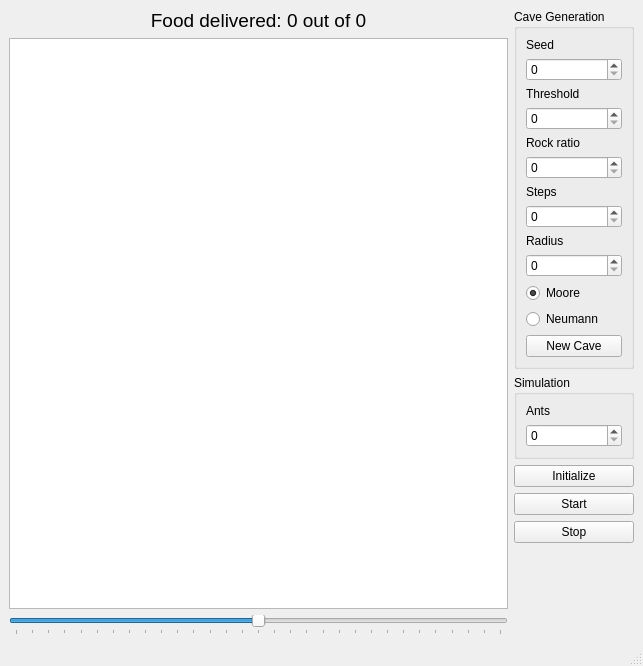
The window that main_window.ui (Nargaruga/Ant-Simulator) describes before a commit, drawn with Qt 5.
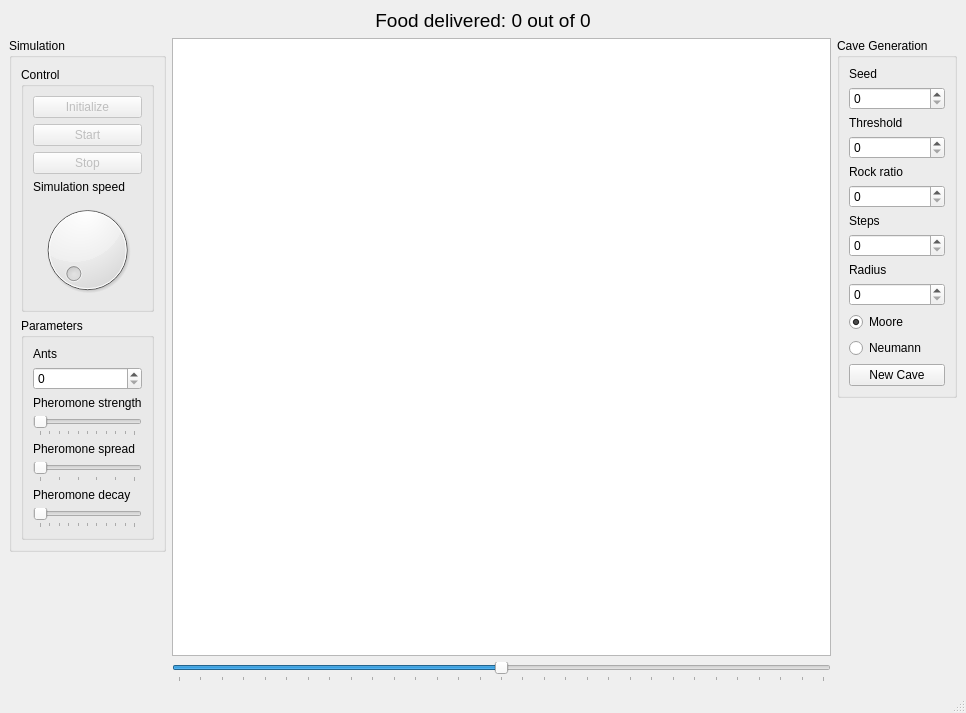
The same window after the commit.

Patch:
```diff
--- a/main_window.ui
+++ b/main_window.ui
@@ -6,19 +6,17 @@
    <rect>
     <x>0</x>
     <y>0</y>
-    <width>643</width>
-    <height>666</height>
+    <width>966</width>
+    <height>713</height>
    </rect>
   </property>
   <property name="windowTitle">
    <string>MainWindow</string>
   </property>
   <widget class="QWidget" name="centralwidget">
-   <layout class="QVBoxLayout" name="verticalLayout_2">
+   <layout class="QVBoxLayout" name="verticalLayout">
     <item>
-     <layout class="QHBoxLayout" name="top">
-      <item>
-       <layout class="QVBoxLayout" name="topLeft">
+     <layout class="QVBoxLayout" name="topV">
         <item>
          <widget class="QLabel" name="foodCountLbl">
           <property name="font">
@@ -35,6 +33,198 @@
          </widget>
         </item>
         <item>
+       <layout class="QHBoxLayout" name="topH">
+        <item>
+         <layout class="QVBoxLayout" name="sim">
+          <item>
+           <widget class="QGroupBox" name="simBox">
+            <property name="sizePolicy">
+             <sizepolicy hsizetype="Minimum" vsizetype="Preferred">
+              <horstretch>0</horstretch>
+              <verstretch>0</verstretch>
+             </sizepolicy>
+            </property>
+            <property name="title">
+             <string>Simulation</string>
+            </property>
+            <layout class="QVBoxLayout" name="verticalLayout_3">
+             <item>
+              <widget class="QGroupBox" name="simCtrlBox">
+               <property name="title">
+                <string>Control</string>
+               </property>
+               <layout class="QVBoxLayout" name="verticalLayout_4">
+                <item>
+                 <widget class="QPushButton" name="initSimBtn">
+                  <property name="enabled">
+                   <bool>false</bool>
+                  </property>
+                  <property name="text">
+                   <string>Initialize</string>
+                  </property>
+                  <property name="flat">
+                   <bool>false</bool>
+                  </property>
+                 </widget>
+                </item>
+                <item>
+                 <widget class="QPushButton" name="startSimBtn">
+                  <property name="enabled">
+                   <bool>false</bool>
+                  </property>
+                  <property name="text">
+                   <string>Start</string>
+                  </property>
+                 </widget>
+                </item>
+                <item>
+                 <widget class="QPushButton" name="stopSimBtn">
+                  <property name="enabled">
+                   <bool>false</bool>
+                  </property>
+                  <property name="text">
+                   <string>Stop</string>
+                  </property>
+                 </widget>
+                </item>
+                <item>
+                 <widget class="QLabel" name="label">
+                  <property name="text">
+                   <string>Simulation speed</string>
+                  </property>
+                 </widget>
+                </item>
+                <item>
+                 <widget class="QDial" name="speedDial">
+                  <property name="minimum">
+                   <number>1</number>
+                  </property>
+                  <property name="maximum">
+                   <number>10</number>
+                  </property>
+                 </widget>
+                </item>
+               </layout>
+              </widget>
+             </item>
+             <item>
+              <widget class="QGroupBox" name="simParamBox">
+               <property name="title">
+                <string>Parameters</string>
+               </property>
+               <layout class="QVBoxLayout" name="verticalLayout_5">
+                <item>
+                 <widget class="QLabel" name="antsLbl">
+                  <property name="text">
+                   <string>Ants</string>
+                  </property>
+                 </widget>
+                </item>
+                <item>
+                 <widget class="QSpinBox" name="antsSB"/>
+                </item>
+                <item>
+                 <widget class="QLabel" name="phStrengthLbl">
+                  <property name="text">
+                   <string>Pheromone strength</string>
+                  </property>
+                 </widget>
+                </item>
+                <item>
+                 <widget class="QSlider" name="phStrengthSl">
+                  <property name="sizePolicy">
+                   <sizepolicy hsizetype="Minimum" vsizetype="Fixed">
+                    <horstretch>0</horstretch>
+                    <verstretch>0</verstretch>
+                   </sizepolicy>
+                  </property>
+                  <property name="maximum">
+                   <number>100</number>
+                  </property>
+                  <property name="orientation">
+                   <enum>Qt::Horizontal</enum>
+                  </property>
+                  <property name="tickPosition">
+                   <enum>QSlider::TicksBelow</enum>
+                  </property>
+                 </widget>
+                </item>
+                <item>
+                 <widget class="QLabel" name="phSpreadLbl">
+                  <property name="text">
+                   <string>Pheromone spread</string>
+                  </property>
+                 </widget>
+                </item>
+                <item>
+                 <widget class="QSlider" name="phSpreadSl">
+                  <property name="sizePolicy">
+                   <sizepolicy hsizetype="Minimum" vsizetype="Fixed">
+                    <horstretch>0</horstretch>
+                    <verstretch>0</verstretch>
+                   </sizepolicy>
+                  </property>
+                  <property name="maximum">
+                   <number>5</number>
+                  </property>
+                  <property name="orientation">
+                   <enum>Qt::Horizontal</enum>
+                  </property>
+                  <property name="tickPosition">
+                   <enum>QSlider::TicksBelow</enum>
+                  </property>
+                 </widget>
+                </item>
+                <item>
+                 <widget class="QLabel" name="phDecayLbl">
+                  <property name="text">
+                   <string>Pheromone decay</string>
+                  </property>
+                 </widget>
+                </item>
+                <item>
+                 <widget class="QSlider" name="phDecaySl">
+                  <property name="sizePolicy">
+                   <sizepolicy hsizetype="Minimum" vsizetype="Fixed">
+                    <horstretch>0</horstretch>
+                    <verstretch>0</verstretch>
+                   </sizepolicy>
+                  </property>
+                  <property name="maximum">
+                   <number>100</number>
+                  </property>
+                  <property name="orientation">
+                   <enum>Qt::Horizontal</enum>
+                  </property>
+                  <property name="tickPosition">
+                   <enum>QSlider::TicksBelow</enum>
+                  </property>
+                 </widget>
+                </item>
+               </layout>
+              </widget>
+             </item>
+            </layout>
+           </widget>
+          </item>
+          <item>
+           <spacer name="verticalSpacer_2">
+            <property name="orientation">
+             <enum>Qt::Vertical</enum>
+            </property>
+            <property name="sizeHint" stdset="0">
+             <size>
+              <width>20</width>
+              <height>40</height>
+             </size>
+            </property>
+           </spacer>
+          </item>
+         </layout>
+        </item>
+        <item>
+         <layout class="QVBoxLayout" name="scene">
+          <item>
          <widget class="QGraphicsView" name="graphicsView">
           <property name="sizePolicy">
            <sizepolicy hsizetype="Expanding" vsizetype="Expanding">
@@ -42,10 +232,11 @@
             <verstretch>0</verstretch>
            </sizepolicy>
           </property>
-         </widget>
-        </item>
-        <item>
-         <layout class="QHBoxLayout" name="zoomControl">
+            <property name="dragMode">
+             <enum>QGraphicsView::ScrollHandDrag</enum>
+            </property>
+           </widget>
+          </item>
           <item>
            <widget class="QSlider" name="zoomSlider">
             <property name="minimum">
@@ -67,18 +258,14 @@
           </item>
          </layout>
         </item>
-       </layout>
-      </item>
       <item>
-       <layout class="QVBoxLayout" name="topRight">
+         <layout class="QVBoxLayout" name="gen">
         <item>
          <widget class="QGroupBox" name="caveBox">
           <property name="title">
            <string>Cave Generation</string>
           </property>
-          <layout class="QVBoxLayout" name="verticalLayout_3">
-           <item>
-            <layout class="QVBoxLayout" name="genControl">
+            <layout class="QVBoxLayout" name="verticalLayout_2">
              <item>
               <widget class="QLabel" name="seedLbl">
                <property name="text">
@@ -129,8 +316,6 @@
              <item>
               <widget class="QSpinBox" name="radiusSB"/>
              </item>
-            </layout>
-           </item>
            <item>
             <widget class="QRadioButton" name="mooreRad">
              <property name="text">
@@ -158,54 +343,6 @@
           </layout>
          </widget>
         </item>
-        <item>
-         <widget class="QGroupBox" name="simBox">
-          <property name="title">
-           <string>Simulation</string>
-          </property>
-          <layout class="QVBoxLayout" name="verticalLayout_7">
-           <item>
-            <layout class="QVBoxLayout" name="antControl">
-             <item>
-              <widget class="QLabel" name="antsLbl">
-               <property name="text">
-                <string>Ants</string>
-               </property>
-              </widget>
-             </item>
-             <item>
-              <widget class="QSpinBox" name="antsSB"/>
-             </item>
-            </layout>
-           </item>
-          </layout>
-         </widget>
-        </item>
-        <item>
-         <layout class="QVBoxLayout" name="verticalLayout_4">
-          <item>
-           <widget class="QPushButton" name="initSimBtn">
-            <property name="text">
-             <string>Initialize</string>
-            </property>
-           </widget>
-          </item>
-          <item>
-           <widget class="QPushButton" name="startSimBtn">
-            <property name="text">
-             <string>Start</string>
-            </property>
-           </widget>
-          </item>
-         </layout>
-        </item>
-        <item>
-         <widget class="QPushButton" name="stopSimBtn">
-          <property name="text">
-           <string>Stop</string>
-          </property>
-         </widget>
-        </item>
         <item>
          <spacer name="verticalSpacer">
           <property name="orientation">
@@ -224,6 +361,8 @@
      </layout>
     </item>
    </layout>
+    </item>
+   </layout>
   </widget>
   <widget class="QMenuBar" name="menubar">
    <property name="geometry">
```
Left out of the diff: 2 changed lines with no effect on the pictures. Lines whose indentation alone changed are shown as unchanged.
